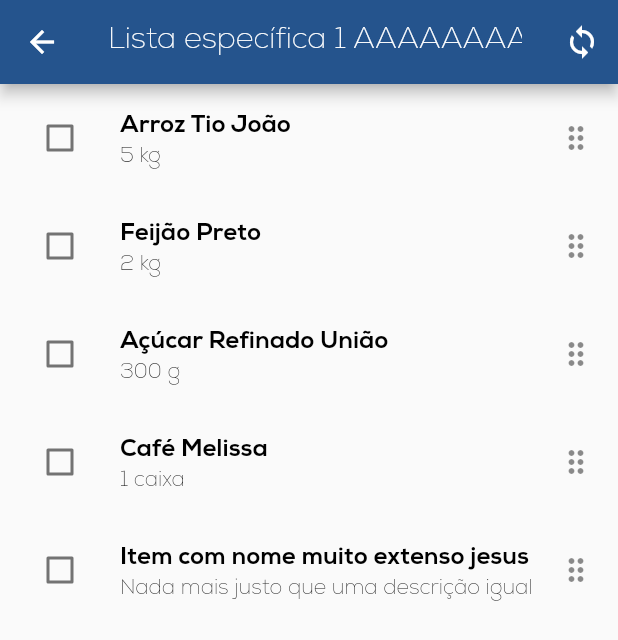
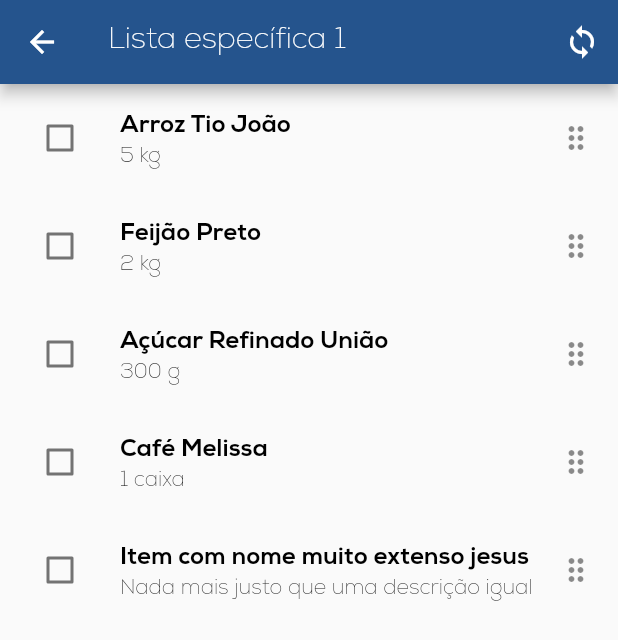
Before and after one commit to emmanuelsdias/cestamos_frontend, a Flutter app: the OneListPage screen opened by its route, on a phone screen of 412 x 824 dp. Shown: the top 640 px of the screen. Run offline on Flutter 3.47's test engine with Material 2 defaults, Android fonts, the phone set to English and light mode, and no system bars; our stand-ins replace flutter_snake_navigationbar, flutter_svg.

Commit message:
small fix

```diff
--- a/cestamos/lib/pages/one_list_page.dart
+++ b/cestamos/lib/pages/one_list_page.dart
@@ -68,7 +68,7 @@ class _OneListPageState extends State<OneListPage> {
 
   String getListName() {
     // return list name
-    return "Lista específica 1 AAAAAAAAAAAAA";
+    return "Lista específica 1";
   }
 
   @override
```
